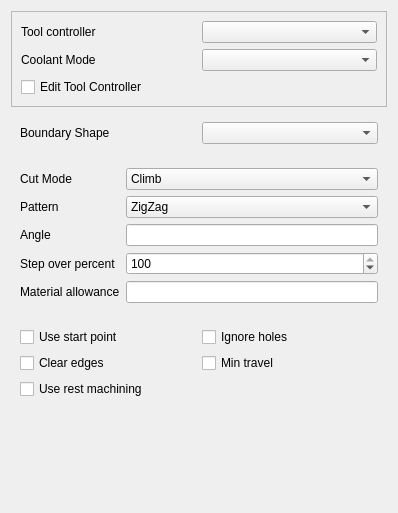
Before: the Qt Designer form src/Mod/CAM/Gui/Resources/panels/PageOpPocketFullEdit.ui in Connor9220/FreeCAD, drawn with Qt 5.
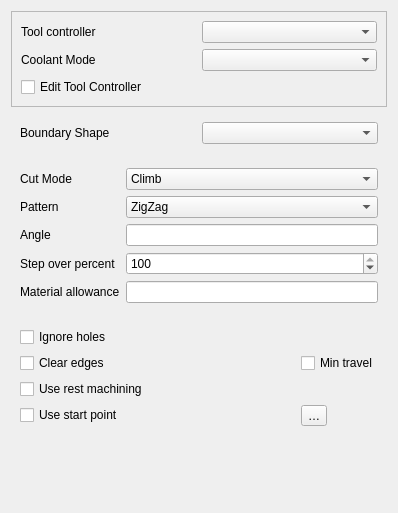
After: the same form once the commit is applied. Icons and pictures are not drawn. Custom widgets are drawn as their Qt base class.

```diff
--- a/src/Mod/CAM/Gui/Resources/panels/PageOpPocketFullEdit.ui
+++ b/src/Mod/CAM/Gui/Resources/panels/PageOpPocketFullEdit.ui
@@ -226,16 +226,6 @@
     <widget class="QWidget" name="pocketWidget">
      <layout class="QGridLayout" name="gridLayout">
       <item row="1" column="0">
-       <widget class="QCheckBox" name="useStartPoint">
-        <property name="toolTip">
-         <string>Specify if this operation uses a starting point</string>
-        </property>
-        <property name="text">
-         <string>Use start point</string>
-        </property>
-       </widget>
-      </item>
-      <item row="1" column="1">
        <widget class="QCheckBox" name="useOutline">
         <property name="toolTip">
          <string>If selected the operation uses the outline of the selected base geometry and ignores all holes</string>
@@ -269,10 +259,35 @@
         </property>
        </widget>
       </item>
+      <item row="4" column="0">
+       <widget class="QCheckBox" name="useStartPoint">
+        <property name="toolTip">
+         <string>Specify if this operation uses a starting point</string>
+        </property>
+        <property name="text">
+         <string>Use start point</string>
+        </property>
+       </widget>
+      </item>
+      <item row="4" column="1">
+       <widget class="QToolButton" name="setStartPoint">
+        <property name="toolTip">
+         <string>Set picked point as start point</string>
+        </property>
+        <property name="text">
+         <string notr="true">…</string>
+        </property>
+        <property name="icon">
+         <iconset>
+          <normaloff>:/icons/button_left.svg</normaloff>:/icons/button_left.svg
+         </iconset>
+        </property>
+       </widget>
+      </item>
      </layout>
     </widget>
    </item>
-   <item row="4" column="0">
+   <item row="5" column="0">
     <spacer name="verticalSpacer_2">
      <property name="orientation">
       <enum>Qt::Vertical</enum>
```
Left out of the diff: 4 changed lines with no effect on the pictures.
